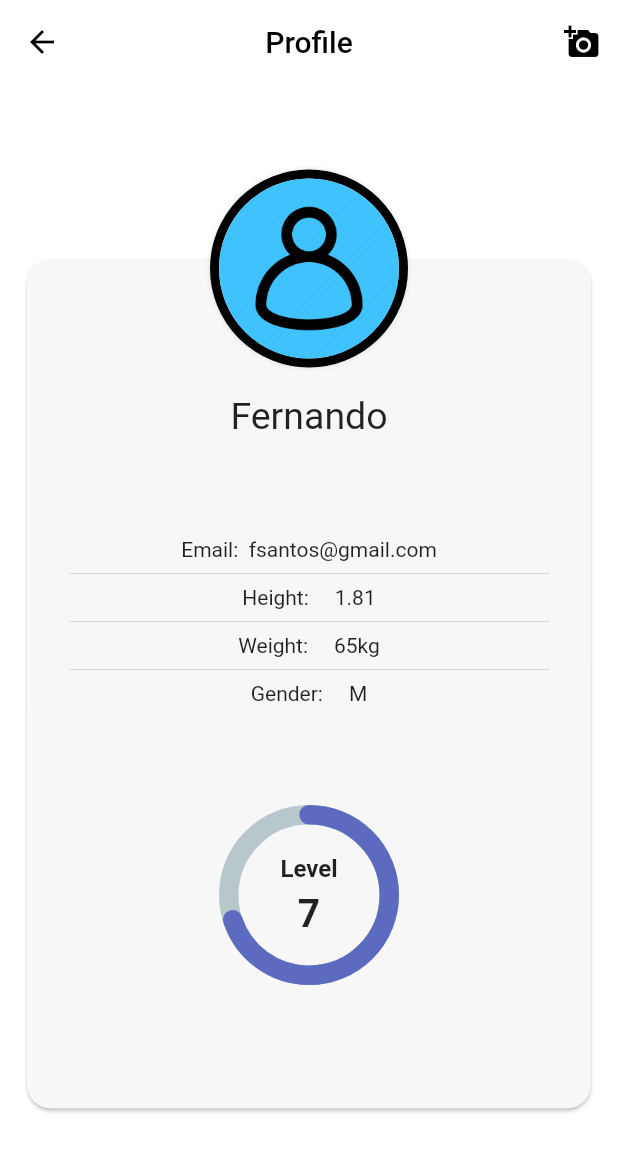
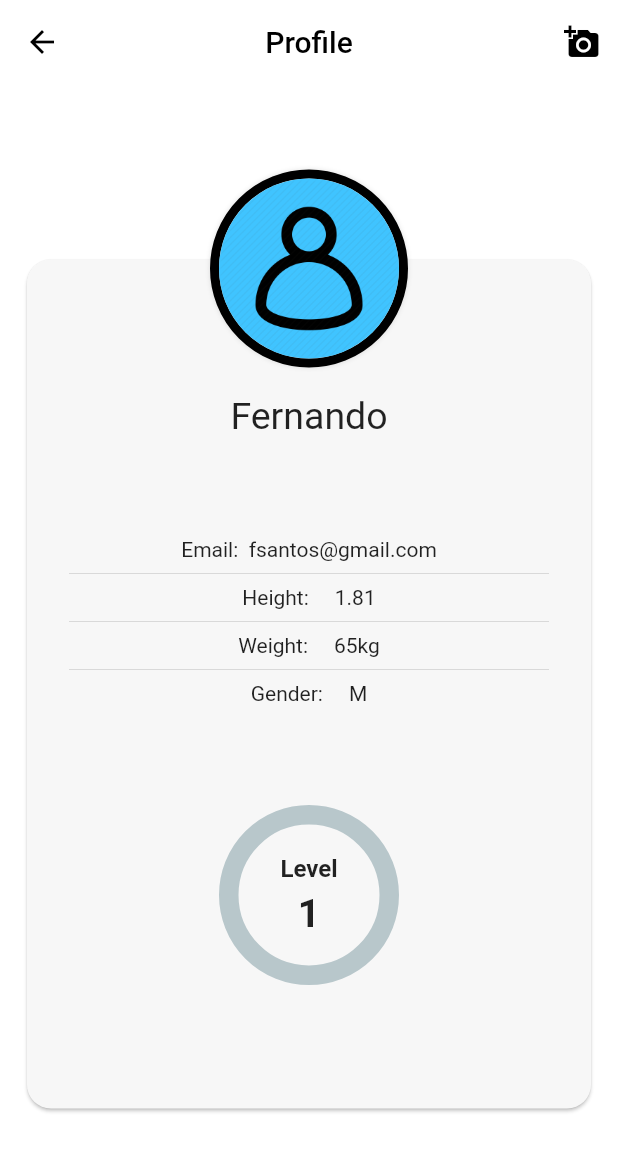
Before and after one commit to fernandosaints/HomeFit, a Flutter app: the Perfil screen opened directly, on a phone screen of 412 x 824 dp. Shown: the top 1151 px of the screen. Run offline on Flutter 3.47's test engine with Material 2 defaults, Android fonts, the light colour scheme and no system bars; drawn by our look-alikes of percent_indicator; our stand-ins replace firebase_auth, flutter_mobx, flutter_swiper, image_picker, mobx, rflutter_alert and 1 more; accounts and stored records are empty; generated files the repository leaves out were written again.

Commit message:
Mobx quase completo

```diff
--- a/lib/UI/Perfil.dart
+++ b/lib/UI/Perfil.dart
@@ -5,6 +5,10 @@ import 'package:image_picker/image_picker.dart';
 import 'package:percent_indicator/percent_indicator.dart';
 import 'package:path_provider/path_provider.dart';
 import 'package:shared_preferences/shared_preferences.dart';
+import 'Nivel.dart';
+import 'package:flutter_mobx/flutter_mobx.dart';
+
+final nivel = Nivel();
 
 class Perfil extends StatefulWidget {
   final String email;
@@ -105,12 +109,13 @@ class _PerfilState extends State<Perfil> {
                           ),
 
                           // Nível
-                          CircularPercentIndicator(
+                          Observer(
+                            builder: (_) => CircularPercentIndicator(
                             radius: 120.0,
                             lineWidth: 13.0,
                             animation: true,
                             animationDuration: 600,
-                            percent: 0.7,
+                            percent: nivel.xp/(nivel.nivel*300),
                             circularStrokeCap: CircularStrokeCap.round,
                             progressColor: Colors.indigo[400],
                             center: Column(
@@ -128,7 +133,7 @@ class _PerfilState extends State<Perfil> {
                                   height: 5,
                                 ),
                                 Text(
-                                  "7",
+                                  "${nivel.nivel}",
                                   textAlign: TextAlign.center,
                                   style: TextStyle(
                                     fontWeight: FontWeight.bold,
@@ -138,6 +143,8 @@ class _PerfilState extends State<Perfil> {
                               ],
                             ),
                           ),
+                          ),
+
 
                           Row(
                             mainAxisAlignment: MainAxisAlignment.spaceEvenly,
--- a/pubspec.yaml
+++ b/pubspec.yaml
@@ -21,6 +21,8 @@ dependencies:
     sdk: flutter
   flutter_localizations:
     sdk: flutter
+  mobx: ^1.0.0
+  flutter_mobx: ^1.0.0
 
   # The following adds the Cupertino Icons font to your application.
   # Use with the CupertinoIcons class for iOS style icons.
@@ -41,6 +43,8 @@ dev_dependencies:
   flutter_test:
     sdk: flutter
   intl_translation: ^0.17.1
+  build_runner: ^1.7.2
+  mobx_codegen: ^1.0.0
 
 flutter_icons:
   android: "launcher_icon"
```
Also changed, not shown: lib/UI/Nivel.dart (added, +19 -0 lines), lib/UI/Nivel.g.dart (added), pubspec.lock.
